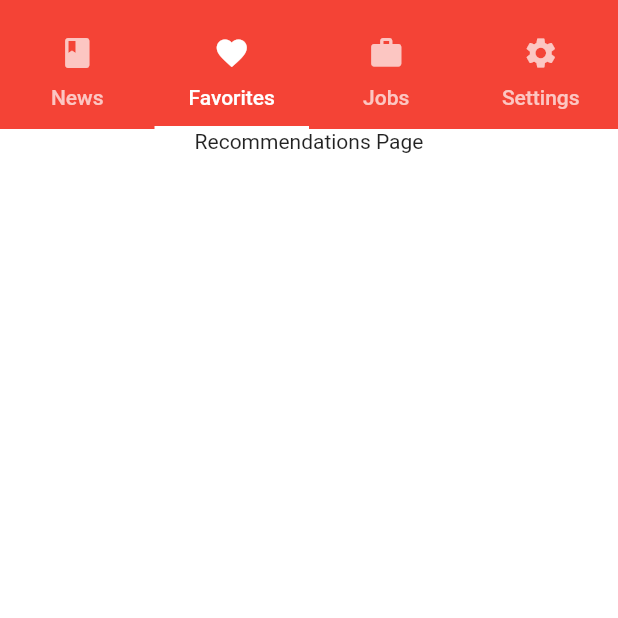
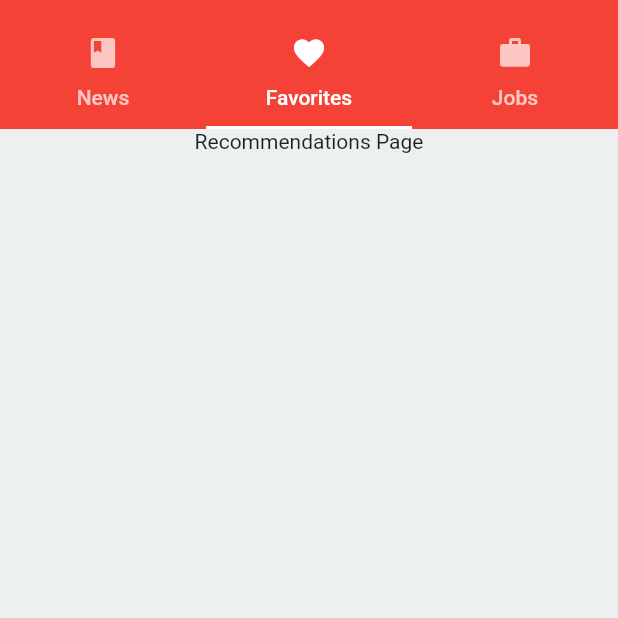
Before and after one commit to Rodrigolmti/newstter-flutter-hackathon, a Flutter app: the screen it shows after launch, tab 2 chosen, on a phone screen of 412 x 824 dp, the top half of it. Run offline on Flutter 3.47's test engine with Material 2 defaults, Android fonts, the phone set to English and light mode, and no system bars; missing offline and left inert: flutter_webview_plugin, hack19; Roboto replaces fonts that are missing (Hind).

Commit message:
Fix background color and remove settings tab

```diff
--- a/lib/app.dart
+++ b/lib/app.dart
@@ -26,7 +26,7 @@ class _NewstterAppState extends State<NewstterApp> {
         ),
       ),
       home: DefaultTabController(
-        length: 4,
+        length: 3,
         child: HomeScreen(),
       ),
     );
--- a/lib/screens/News/news_screen.dart
+++ b/lib/screens/News/news_screen.dart
@@ -18,7 +18,9 @@ class _NewsScreenState extends State<NewsScreen> {
   @override
   void initState() {
     super.initState();
-    _getNews();
+    if (articles.isEmpty) {
+      _getNews();
+    }
   }
 
   @override
--- a/lib/screens/home_screen.dart
+++ b/lib/screens/home_screen.dart
@@ -16,7 +16,7 @@ class _HomeScreenState extends State<HomeScreen> {
   Widget build(BuildContext context) {
     return Scaffold(
       appBar: _buildAppBar(),
-      backgroundColor: Colors.white,
+      backgroundColor: Color(0xFFecf0f1),
       body: _buildBody(),
     );
   }
@@ -50,10 +50,6 @@ class _HomeScreenState extends State<HomeScreen> {
                       icon: Icon(Icons.work),
                       text: 'Jobs',
                     ),
-                    Tab(
-                      icon: Icon(Icons.settings),
-                      text: 'Settings',
-                    ),
                   ],
                 ),
               ],
@@ -71,9 +67,6 @@ class _HomeScreenState extends State<HomeScreen> {
           Column(
             children: [JobList()],
           ),
-          Column(
-            children: <Widget>[Text("Settings Page")],
-          ),
         ],
       );
 
```
